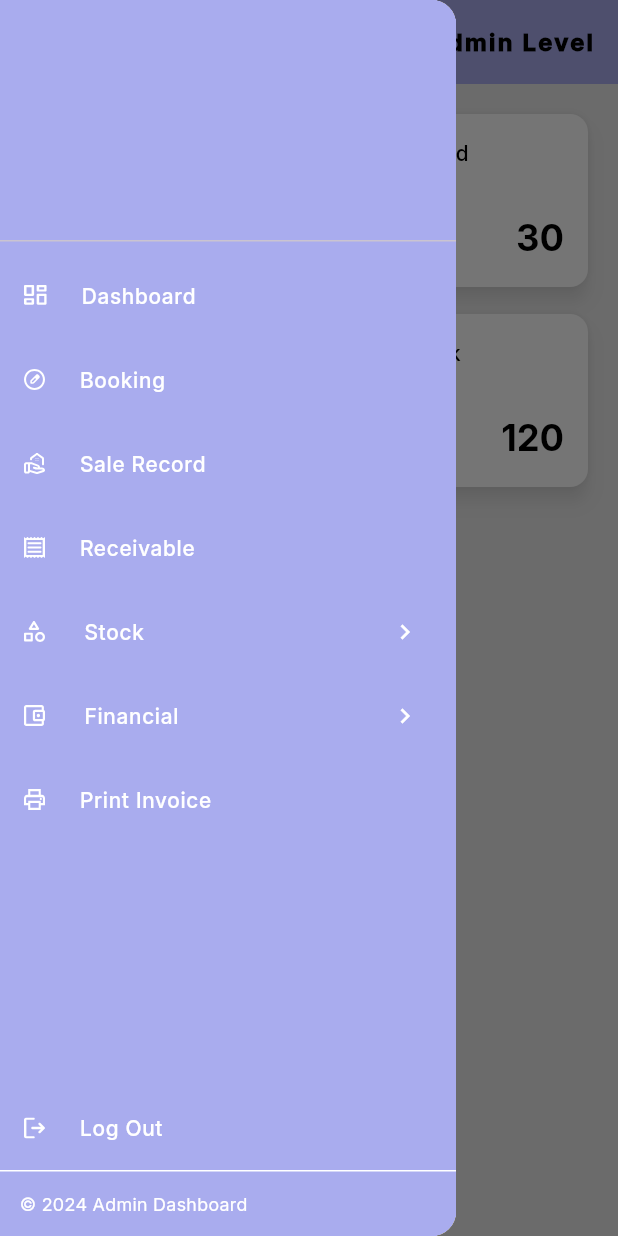
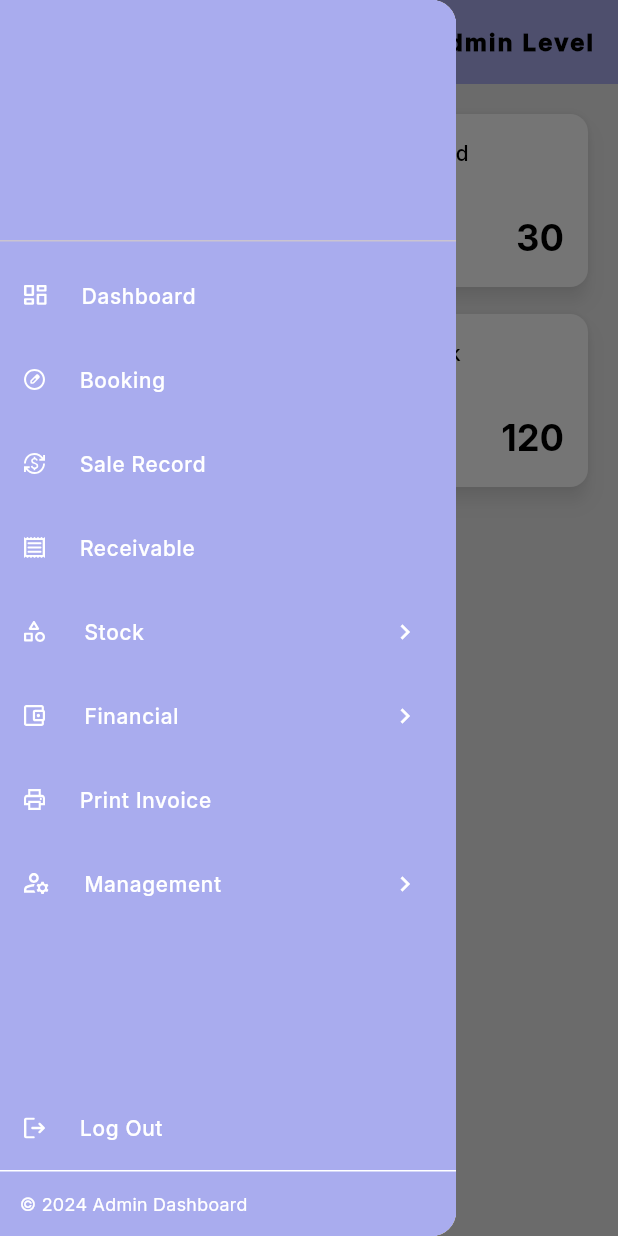
Before and after one commit to MounSovongdy/final_wpf, a Flutter app: the MainScreen screen opened directly, with the side drawer open, on a phone screen of 412 x 824 dp. Run offline on Flutter 3.47's test engine with Material 3 defaults, Android fonts, the light colour scheme and no system bars; our stand-ins replace cloud_firestore, firebase_core, flutter_svg, get, responsive_sizer; missing offline and left inert: universal_html; accounts and stored records are empty.

Commit message:
management tab and data table

```diff
--- a/lib/screens/components/drawer_menu.dart
+++ b/lib/screens/components/drawer_menu.dart
@@ -88,6 +88,17 @@ class DrawerMenu extends StatelessWidget {
                         svgSrc: 'assets/icons/AddStock.svg',
                       ),
                     ),
+                    Container(
+                      padding: EdgeInsets.only(left: 36.px),
+                      child: DrawerListTile(
+                        tap: () {
+                          if (Responsive.isMobile(context)) con.controlDrawer();
+                          con.index.value = 6;
+                        },
+                        title: 'Create Product',
+                        svgSrc: 'assets/icons/CreateProduct.svg',
+                      ),
+                    ),
                   ],
                 ),
                 DrawerExpansionTile(
@@ -99,6 +110,7 @@ class DrawerMenu extends StatelessWidget {
                       child: DrawerListTile(
                         tap: () {
                           if (Responsive.isMobile(context)) con.controlDrawer();
+                          con.index.value = 7;
                         },
                         title: 'Financial Report',
                         svgSrc: 'assets/icons/FinancialReport.svg',
@@ -109,6 +121,7 @@ class DrawerMenu extends StatelessWidget {
                       child: DrawerListTile(
                         tap: () {
                           if (Responsive.isMobile(context)) con.controlDrawer();
+                          con.index.value = 8;
                         },
                         title: 'Total Expenses',
                         svgSrc: 'assets/icons/TotalExpenses.svg',
@@ -119,10 +132,49 @@ class DrawerMenu extends StatelessWidget {
                 DrawerListTile(
                   tap: () {
                     if (Responsive.isMobile(context)) con.controlDrawer();
-                    con.index.value = 6;
+                    con.index.value = 9;
                   },
                   title: 'Print Invoice',
                   svgSrc: 'assets/icons/Invoice.svg',
+                ),
+                DrawerExpansionTile(
+                  title: 'Management',
+                  svgSrc: 'assets/icons/Management.svg',
+                  children: [
+                    Container(
+                      padding: EdgeInsets.only(left: 36.px),
+                      child: DrawerListTile(
+                        tap: () {
+                          if (Responsive.isMobile(context)) con.controlDrawer();
+                          con.index.value = 10;
+                        },
+                        title: 'Create User',
+                        svgSrc: 'assets/icons/CreateUser.svg',
+                      ),
+                    ),
+                    Container(
+                      padding: EdgeInsets.only(left: 36.px),
+                      child: DrawerListTile(
+                        tap: () {
+                          if (Responsive.isMobile(context)) con.controlDrawer();
+                          con.index.value = 11;
+                        },
+                        title: 'Create Salesman',
+                        svgSrc: 'assets/icons/CreateSalesman.svg',
+                      ),
+                    ),
+                    Container(
+                      padding: EdgeInsets.only(left: 36.px),
+                      child: DrawerListTile(
+                        tap: () {
+                          if (Responsive.isMobile(context)) con.controlDrawer();
+                          con.index.value = 12;
+                        },
+                        title: 'Create Micro',
+                        svgSrc: 'assets/icons/CreateMicro.svg',
+                      ),
+                    ),
+                  ],
                 ),
               ],
             ),
--- a/lib/screens/main_screen.dart
+++ b/lib/screens/main_screen.dart
@@ -5,10 +5,13 @@ import 'package:motor/constants/responsive.dart';
 import 'package:motor/controllers/main_controller.dart';
 import 'package:motor/screens/add_stock_screen.dart';
 import 'package:motor/screens/booking_screen.dart';
+import 'package:motor/screens/create_product_screen.dart';
 import 'package:motor/screens/dashboard_screen.dart';
+import 'package:motor/screens/financial_record_screen.dart';
 import 'package:motor/screens/invoice_screen.dart';
 import 'package:motor/screens/receivable_screen.dart';
 import 'package:motor/screens/sale_record_screen.dart';
+import 'package:motor/screens/total_expense_screen.dart';
 import 'package:motor/screens/total_stock_screen.dart';
 import 'package:motor/screens/widgets/custom_app_bar.dart';
 import 'package:motor/screens/components/drawer_menu.dart';
@@ -74,6 +77,12 @@ class MainScreen extends StatelessWidget {
         case 5:
           return AddStockScreen();
         case 6:
+          return const CreateProductScreen();
+        case 7:
+          return const FinancialRecordScreen();
+        case 8:
+          return const TotalExpenseScreen();
+        case 9:
           return const InvoiceScreen();
         default:
           return DashboardScreen();
```
Also changed, not shown: lib/screens/create_product_screen.dart (added, +35 -0 lines), lib/screens/financial_record_screen.dart (added, +35 -0 lines), lib/screens/total_expense_screen.dart (added, +35 -0 lines), lib/screens/total_stock_screen.dart (+7 -9 lines), assets/icons/CreateMicro.svg (added), assets/icons/CreateProduct.svg (added), assets/icons/CreateSalesman.svg (added), assets/icons/CreateUser.svg (added), assets/icons/Financial.svg, assets/icons/FinancialReport.svg, assets/icons/Management.svg (added), assets/icons/SaleRecord.svg.
